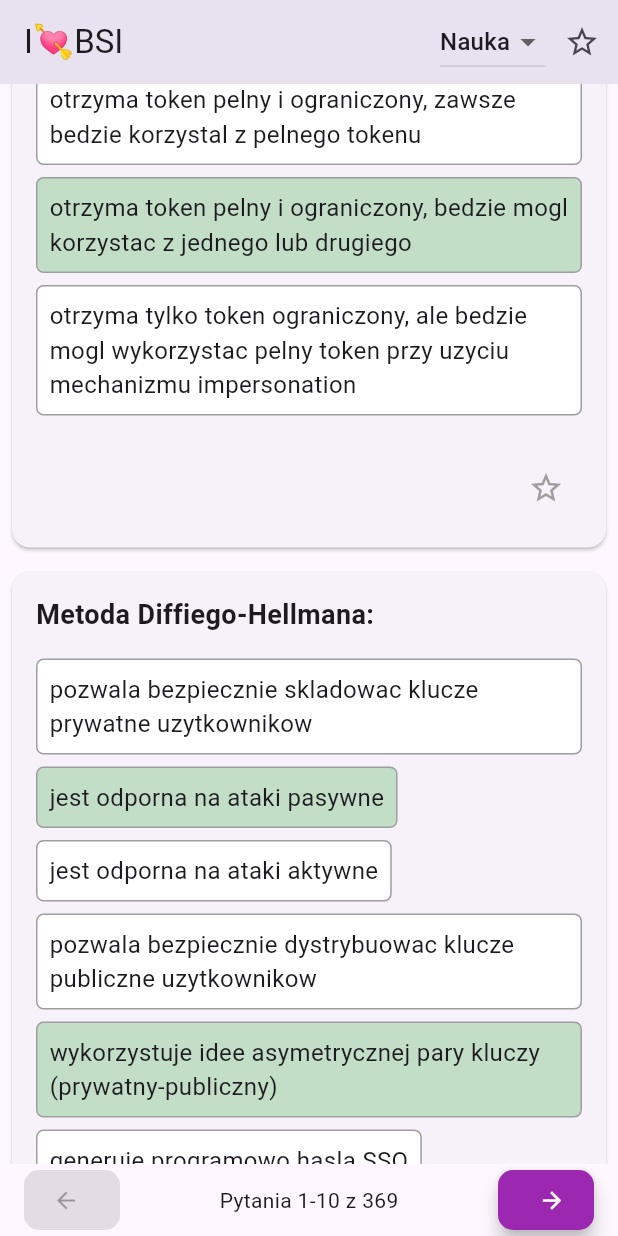
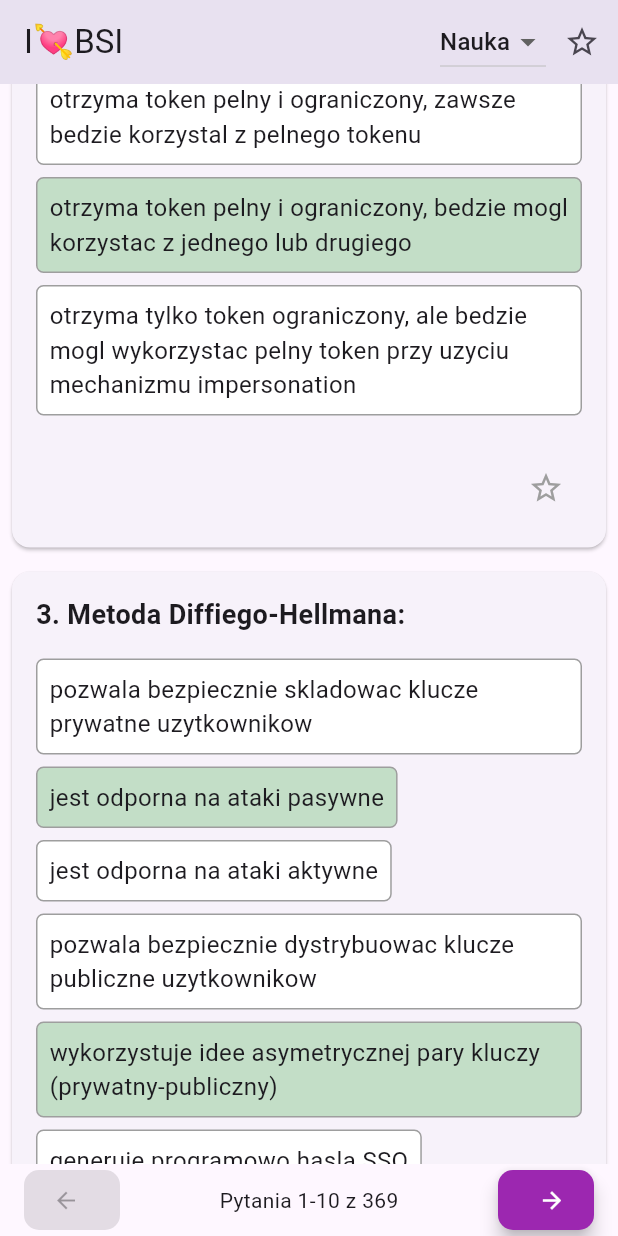
Before and after one commit to benhus8/LovelyBSI, a Flutter app: the screen it shows after launch, scrolled down 576 dp, on a phone screen of 412 x 824 dp. Run offline on Flutter 3.47's test engine with Material 3 defaults, Android fonts, the phone set to English and light mode, and no system bars.

Commit message:
clean up code

```diff
--- a/mobile_app/lib/widgets/my_home_page.dart
+++ b/mobile_app/lib/widgets/my_home_page.dart
@@ -142,23 +142,23 @@ class _MyHomePageState extends State<MyHomePage> {
                   mainAxisAlignment: MainAxisAlignment.spaceBetween,
                   children: [
                     Container(
-                      margin: const EdgeInsets.only(left: 16), // Margines z lewej strony
+                      margin: const EdgeInsets.only(left: 16),
                       child: ElevatedButton(
                         onPressed: _currentPage > 0 ? _goToPreviousPage : null,
                         style: ElevatedButton.styleFrom(
                           backgroundColor: Colors.purple,
                           foregroundColor: Colors.white,
                           shape: RoundedRectangleBorder(
-                            borderRadius: BorderRadius.circular(10), // Zaokrąglone rogi
+                            borderRadius: BorderRadius.circular(10),
                           ),
-                          padding: const EdgeInsets.symmetric(horizontal: 5, vertical: 5), // Wewnętrzne odstępy
-                          elevation: 5, // Efekt cienia
+                          padding: const EdgeInsets.symmetric(horizontal: 5, vertical: 5),
+                          elevation: 5,
                         ),
                         child: Row(
-                          mainAxisSize: MainAxisSize.min, // Dostosowanie do treści
+                          mainAxisSize: MainAxisSize.min,
                           children: const [
-                            Icon(Icons.arrow_back), // Ikona obok tekstu
-                            SizedBox(width: 8), // Odstęp
+                            Icon(Icons.arrow_back),
+                            SizedBox(width: 8),
                           ],
                         ),
                       ),
--- a/mobile_app/lib/widgets/question_card.dart
+++ b/mobile_app/lib/widgets/question_card.dart
@@ -17,7 +17,7 @@ class QuestionCard extends StatefulWidget {
 }
 
 class _QuestionCardState extends State<QuestionCard> {
-  bool highlightAnswers = false; // Czy odpowiedzi mają być podświetlone
+  bool highlightAnswers = false;
   final Set<Answer> selectedAnswers = {};
 
   @override
@@ -31,9 +31,9 @@ class _QuestionCardState extends State<QuestionCard> {
   void _toggleAnswerSelection(Answer answer) {
     setState(() {
       if (selectedAnswers.contains(answer)) {
-        selectedAnswers.remove(answer); // Usuń zaznaczenie
+        selectedAnswers.remove(answer);
       } else {
-        selectedAnswers.add(answer); // Dodaj zaznaczenie
+        selectedAnswers.add(answer);
       }
     });
   }
@@ -41,17 +41,17 @@ class _QuestionCardState extends State<QuestionCard> {
   Color _getAnswerColor(Answer answer) {
     if (!highlightAnswers) {
       return selectedAnswers.contains(answer)
-          ? Colors.grey.withOpacity(0.3) // Zaznaczona odpowiedź
-          : Colors.white; // Nie zaznaczona
+          ? Colors.grey.withOpacity(0.3)
+          : Colors.white;
     }
     if (answer.isCorrect && selectedAnswers.contains(answer)) {
-      return Colors.green.withOpacity(0.3); // Zaznaczona poprawna odpowiedź
+      return Colors.green.withOpacity(0.3);
     } else if (answer.isCorrect && !selectedAnswers.contains(answer)) {
-      return Colors.green.withOpacity(0.3); // Nie zaznaczona, ale poprawna
+      return Colors.green.withOpacity(0.3);
     } else if (!answer.isCorrect && selectedAnswers.contains(answer)) {
-      return Colors.red.withOpacity(0.3); // Zaznaczona, ale niepoprawna odpowiedź
+      return Colors.red.withOpacity(0.3);
     }
-    return Colors.white; // Niepoprawna i nie zaznaczona
+    return Colors.white;
   }
 
   @override
@@ -63,27 +63,25 @@ class _QuestionCardState extends State<QuestionCard> {
         child: Column(
           crossAxisAlignment: CrossAxisAlignment.start,
           children: [
-            // Tytuł pytania
             Text(
-              widget.question.title,
+              '${widget.question.questionId}. ${widget.question.title}',
               style: const TextStyle(fontSize: 18, fontWeight: FontWeight.bold),
             ),
             const SizedBox(height: 16),
-            // Wyświetlenie odpowiedzi
             Column(
               crossAxisAlignment: CrossAxisAlignment.start,
               children: widget.question.answers.map((answer) {
                 return GestureDetector(
                   onTap: () {
                     if (widget.isTestMode && !highlightAnswers) {
-                      _toggleAnswerSelection(answer); // Zaznaczanie odpowiedzi
+                      _toggleAnswerSelection(answer);
                     }
                   },
                   child: Container(
                     margin: const EdgeInsets.only(bottom: 8.0),
                     padding: const EdgeInsets.all(8.0),
                     decoration: BoxDecoration(
-                      color: _getAnswerColor(answer), // Kolor zależny od stanu
+                      color: _getAnswerColor(answer),
                       border: Border.all(color: Colors.grey),
                       borderRadius: BorderRadius.circular(5.0),
                     ),
@@ -96,17 +94,15 @@ class _QuestionCardState extends State<QuestionCard> {
               }).toList(),
             ),
             const SizedBox(height: 16),
-            // Przycisk "Sprawdź" (widoczny tylko w trybie Test)
             if (widget.isTestMode && !highlightAnswers)
               ElevatedButton(
                 onPressed: () {
                   setState(() {
-                    highlightAnswers = true; // Podświetl odpowiedzi
+                    highlightAnswers = true;
                   });
                 },
                 child: const Text("Sprawdź"),
               ),
-            // Ikona gwiazdki
             Align(
               alignment: Alignment.centerRight,
               child: IconButton(
```
